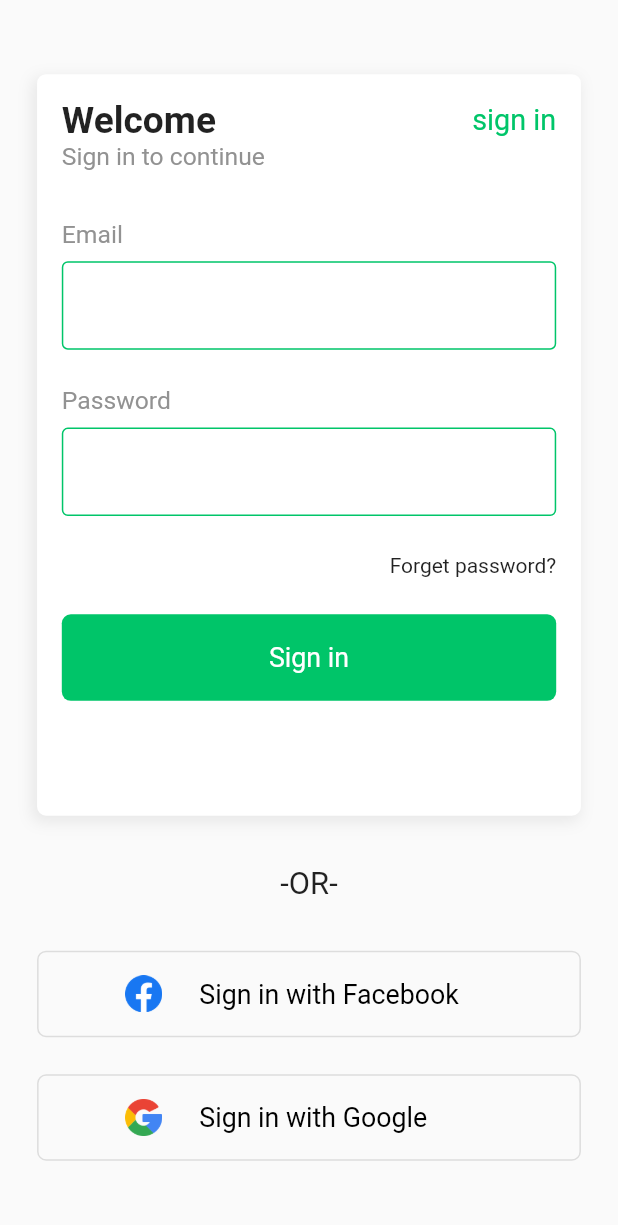
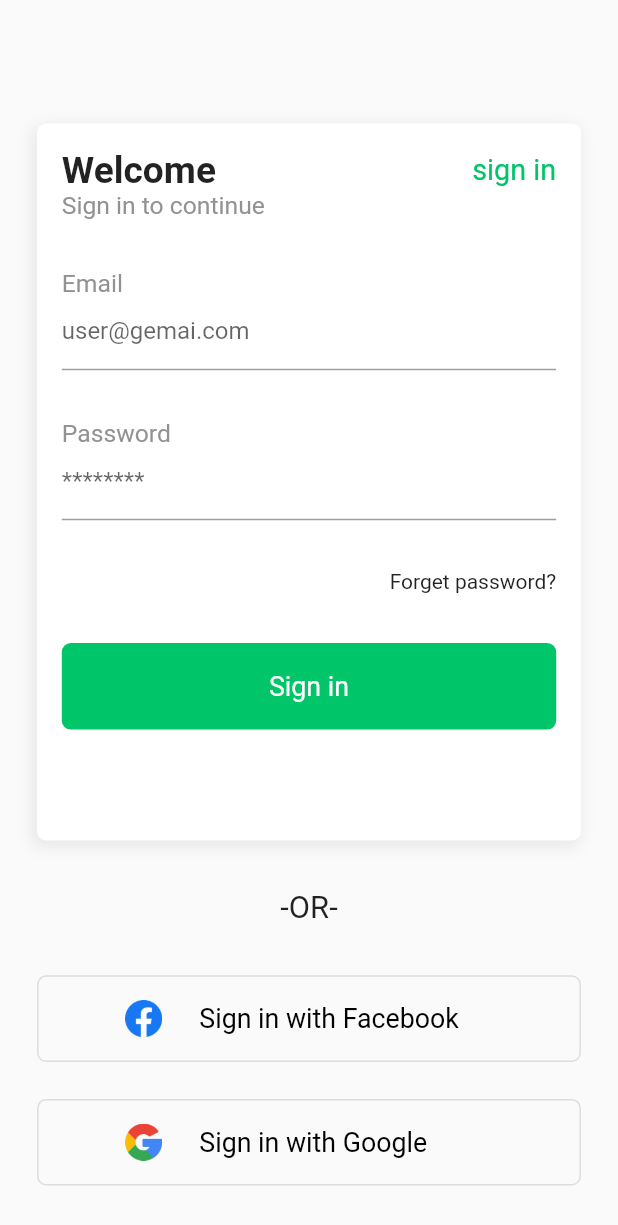
Before and after one commit to Anas-Nabih/E-Commerce-App, a Flutter app: the screen it shows after launch, on a phone screen of 412 x 824 dp. Shown: the top 1225 px of the screen. Run offline on Flutter 3.47's test engine with Material 2 defaults, Android fonts, the phone set to English and light mode, and no system bars; our stand-ins replace get, sizer.

Commit message:
create sign in view

```diff
--- a/lib/main.dart
+++ b/lib/main.dart
@@ -1,5 +1,6 @@
-import 'package:e_commerse_app_uising_getx/view/login_view.dart';
+import 'package:e_commerse_app_uising_getx/view/auth/login_view.dart';
 import 'package:flutter/material.dart';
+import 'package:get/get.dart';
 import 'package:sizer/sizer.dart';
 
 void main(){
@@ -12,7 +13,7 @@ class MyApp extends StatelessWidget {
   @override
   Widget build(BuildContext context) {
     return Sizer(
-      builder: (context, orientation, deviceType) => MaterialApp(
+      builder: (context, orientation, deviceType) => GetMaterialApp(
         debugShowCheckedModeBanner: false,
         home: LoginView(),
       ),
--- /dev/null
+++ b/lib/view/auth/login_view.dart
@@ -0,0 +1,88 @@
+import 'package:e_commerse_app_uising_getx/res/colors.dart';
+import 'package:e_commerse_app_uising_getx/view/auth/sign_in_view.dart';
+import 'package:e_commerse_app_uising_getx/widgets/custom_btn.dart';
+import 'package:e_commerse_app_uising_getx/widgets/custom_text_form_field.dart';
+import 'package:e_commerse_app_uising_getx/widgets/social_btn.dart';
+import 'package:flutter/material.dart';
+import 'package:get/get.dart';
+import 'package:sizer/sizer.dart';
+
+class LoginView extends GetView {
+
+  final GlobalKey<FormState> _formKey = GlobalKey<FormState>();
+  @override
+  Widget build(BuildContext context) {
+    return Scaffold(
+      body: Container(
+        margin: EdgeInsets.only(top: 4.h),
+        padding: EdgeInsets.only(top: 6.h,left:6.w,right: 6.w),
+        child: SingleChildScrollView(
+          child: Column(
+            children: [
+              Container(
+                height: 58.h,
+                padding: EdgeInsets.symmetric(vertical: 2.h,horizontal: 4.w),
+                decoration: BoxDecoration(
+                  color: Colors.white,
+                  borderRadius: BorderRadius.circular(6),
+                  boxShadow: [
+                    BoxShadow(
+                      color: Colors.grey.withOpacity(0.2),
+                      spreadRadius: 1,blurRadius: 8,
+                      offset: Offset(-2,3)
+                    )
+                  ]
+                ),
+                child: Column(
+                  crossAxisAlignment: CrossAxisAlignment.start,
+                  children: [
+                    Row(
+                      mainAxisAlignment: MainAxisAlignment.spaceBetween,
+                      children: [
+                        Text("Welcome",style: TextStyle(fontSize: 18.sp,fontWeight: FontWeight.bold),),
+                        GestureDetector(
+                          onTap: ()=>Get.to(SignInView()),
+                            child: Text("sign in",style: TextStyle(fontSize: 14.sp,color: MColors.primaryColor),)),
+                      ],
+                    ),
+                    Text("Sign in to continue",style: TextStyle(color: MColors.hintColor,fontSize: 12.sp,fontWeight: FontWeight.w400),),
+                    SizedBox(height: 4.h,),
+                    Form(key: _formKey,
+                       child: Column(
+                         crossAxisAlignment: CrossAxisAlignment.start,
+                         children: [
+                            CustomTextFormField(
+                              labelTitle: "Email",
+                             hintText: "user@gemai.com",
+                            onSave: (val)=>print(val),),
+                            SizedBox(height: 4.h,),
+                             CustomTextFormField(
+                              labelTitle: "Password",
+                             hintText: "********",
+                              onSave: (val)=>print(val),
+                           )
+                         ],
+                       )),
+                    SizedBox(height: 4.h,),
+                    Align(
+                      alignment: Alignment.topRight,
+                        child: Text("Forget password?")),
+                    SizedBox(height: 4.h,),
+                    CustomBTN(text: "Sign in",),
+
+
+                  ],
+                ),
+              ),
+              SizedBox(height: 4.h,),
+              Text("-OR-",style: TextStyle(fontSize: 15.sp),),
+              SizedBox(height: 4.h,),
+              SocialBTN(text: "Sign in with Facebook",img: "assets/images/ic_facebook.png",),
+              SocialBTN(text: "Sign in with Google",img: "assets/images/ic_google.png",),
+            ],
+          ),
+        ),
+      ),
+    );
+  }
+}
--- a/lib/view/login_view.dart
+++ /dev/null
@@ -1,102 +0,0 @@
-import 'package:e_commerse_app_uising_getx/res/colors.dart';
-import 'package:e_commerse_app_uising_getx/widgets/custom_btn.dart';
-import 'package:e_commerse_app_uising_getx/widgets/social_btn.dart';
-import 'package:flutter/material.dart';
-import 'package:get/get.dart';
-import 'package:sizer/sizer.dart';
-
-class LoginView extends GetView {
-
-  final GlobalKey<FormState> _formKey = GlobalKey<FormState>();
-  @override
-  Widget build(BuildContext context) {
-    return Scaffold(
-      body: Container(
-        padding: EdgeInsets.only(top: 6.h,left:6.w,right: 6.w),
-        child: Column(
-          children: [
-            Container(
-              height: 60.h,
-              padding: EdgeInsets.symmetric(vertical: 2.h,horizontal: 4.w),
-              decoration: BoxDecoration(
-                color: Colors.white,
-                borderRadius: BorderRadius.circular(6),
-                boxShadow: [
-                  BoxShadow(
-                    color: Colors.grey.withOpacity(0.2),
-                    spreadRadius: 1,blurRadius: 8,
-                    offset: Offset(-2,3)
-                  )
-                ]
-              ),
-              child: Column(
-                crossAxisAlignment: CrossAxisAlignment.start,
-                children: [
-                  Row(
-                    mainAxisAlignment: MainAxisAlignment.spaceBetween,
-                    children: [
-                      Text("Welcome",style: TextStyle(fontSize: 18.sp,fontWeight: FontWeight.bold),),
-                      Text("sign in",style: TextStyle(fontSize: 14.sp,color: MColors.primaryColor),),
-                    ],
-                  ),
-                  Text("Sign in to continue",style: TextStyle(color: MColors.hintColor,fontSize: 12.sp,fontWeight: FontWeight.w400),),
-                  SizedBox(height: 4.h,),
-                  Form(key: _formKey,
-                     child: Column(
-                       crossAxisAlignment: CrossAxisAlignment.start,
-                       children: [
-                         Text("Email",style: TextStyle(color: MColors.hintColor,fontSize: 12.sp,fontWeight: FontWeight.w400),),
-                         SizedBox(height: 1.h,),
-                         TextFormField(
-                           decoration: InputDecoration(
-                             border: OutlineInputBorder(
-                               borderSide: BorderSide(color: MColors.primaryColor)
-                             ),
-                             focusedBorder:  OutlineInputBorder(
-                                 borderSide: BorderSide(color: MColors.primaryColor)
-                             ),
-                             enabledBorder:  OutlineInputBorder(
-                                 borderSide: BorderSide(color: MColors.primaryColor)
-                             )
-                           ),
-                         ),
-                         SizedBox(height: 3.h,),
-                         Text("Password",style: TextStyle(color: MColors.hintColor,fontSize: 12.sp,fontWeight: FontWeight.w400),),
-                         SizedBox(height: 1.h,),
-                         TextFormField(
-                           decoration: InputDecoration(
-                             border: OutlineInputBorder(
-                               borderSide: BorderSide(color: MColors.primaryColor)
-                             ),
-                             focusedBorder:  OutlineInputBorder(
-                                 borderSide: BorderSide(color: MColors.primaryColor)
-                             ),
-                             enabledBorder:  OutlineInputBorder(
-                                 borderSide: BorderSide(color: MColors.primaryColor)
-                             )
-                           ),
-                         )
-                       ],
-                     )),
-                  SizedBox(height: 3.h,),
-                  Align(
-                    alignment: Alignment.topRight,
-                      child: Text("Forget password?")),
-                  SizedBox(height: 3.h,),
-                  CustomBTN(text: "Sign in",),
-
-
-                ],
-              ),
-            ),
-            SizedBox(height: 4.h,),
-            Text("-OR-",style: TextStyle(fontSize: 15.sp),),
-            SizedBox(height: 4.h,),
-            SocialBTN(text: "Sign in with Facebook",img: "assets/images/ic_facebook.png",),
-            SocialBTN(text: "Sign in with Google",img: "assets/images/ic_google.png",),
-          ],
-        ),
-      ),
-    );
-  }
-}
--- /dev/null
+++ b/lib/widgets/custom_text_form_field.dart
@@ -0,0 +1,34 @@
+import 'package:e_commerse_app_uising_getx/res/colors.dart';
+import 'package:flutter/material.dart';
+import 'package:sizer/sizer.dart';
+
+class CustomTextFormField extends StatelessWidget {
+  final String labelTitle;
+  final String hintText;
+  final IconData iconData;
+  final bool hasSuffix;
+  final Function onSave;
+  final Function validator;
+  const CustomTextFormField({
+    this.labelTitle,
+this.iconData,this.hintText,this.hasSuffix = false,this.onSave,this.validator });
+
+  @override
+  Widget build(BuildContext context) {
+    return Column(
+      crossAxisAlignment: CrossAxisAlignment.start,
+      children: [
+        Text( labelTitle ??"",style: TextStyle(color: MColors.hintColor,fontSize: 12.sp,fontWeight: FontWeight.w400),),
+        TextFormField(
+          onSaved: onSave ?? (val){},
+          validator: validator ?? (val){},
+          decoration: InputDecoration(
+              hintText: hintText,
+            suffixIcon: hasSuffix ? Container(): Icon(iconData),
+
+          ),
+        ),
+      ],
+    );
+  }
+}
```
Also changed, not shown: lib/view/auth/sign_in_view.dart (added, +69 -0 lines), lib/widgets/custom_text.dart (added, +17 -0 lines).
